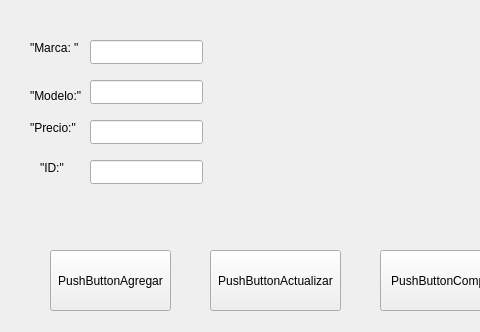
First picture: the form in Crud_Autos_QT/mainwindow.ui, repository jossuer1/CRUD-ESFOT, before the edit; both pictures show x 0 to 480 and y 0 to 332 of the 800 by 600 pixel window.
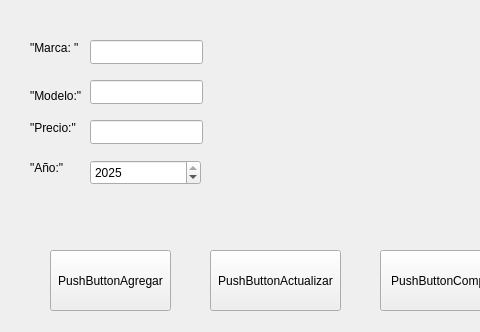
Second picture: the form after the edit.

Commit message: interfaz agregar: modificando archivo mainwindow.h y nombre botones

What changed in the file:
```diff
--- a/Crud_Autos_QT/mainwindow.ui
+++ b/Crud_Autos_QT/mainwindow.ui
@@ -56,14 +56,14 @@
    <widget class="QLabel" name="label_4">
     <property name="geometry">
      <rect>
-      <x>40</x>
+      <x>30</x>
       <y>160</y>
       <width>49</width>
       <height>16</height>
      </rect>
     </property>
     <property name="text">
-     <string>&quot;ID:&quot;</string>
+     <string>&quot;Año:&quot;</string>
     </property>
    </widget>
    <widget class="QPushButton" name="pushButton">
@@ -148,15 +148,24 @@
      </rect>
     </property>
    </widget>
-   <widget class="QLineEdit" name="lineEdit_4">
+   <widget class="QSpinBox" name="spinBoxAnio">
     <property name="geometry">
      <rect>
       <x>90</x>
       <y>160</y>
-      <width>113</width>
-      <height>24</height>
+      <width>111</width>
+      <height>25</height>
      </rect>
     </property>
+    <property name="minimum">
+     <number>1970</number>
+    </property>
+    <property name="maximum">
+     <number>2025</number>
+    </property>
+    <property name="value">
+     <number>2025</number>
+    </property>
    </widget>
   </widget>
   <widget class="QMenuBar" name="menubar">
```
Left out of the diff: 14 changed lines with no effect on the pictures. The commit also changes 1 other file.
